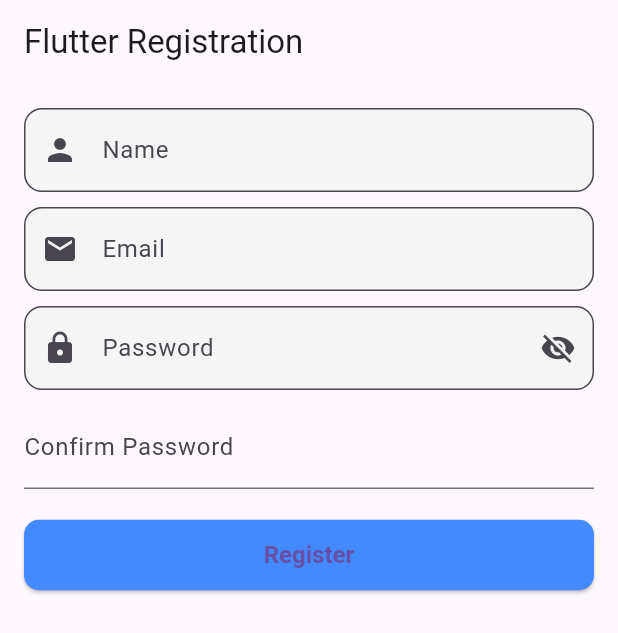
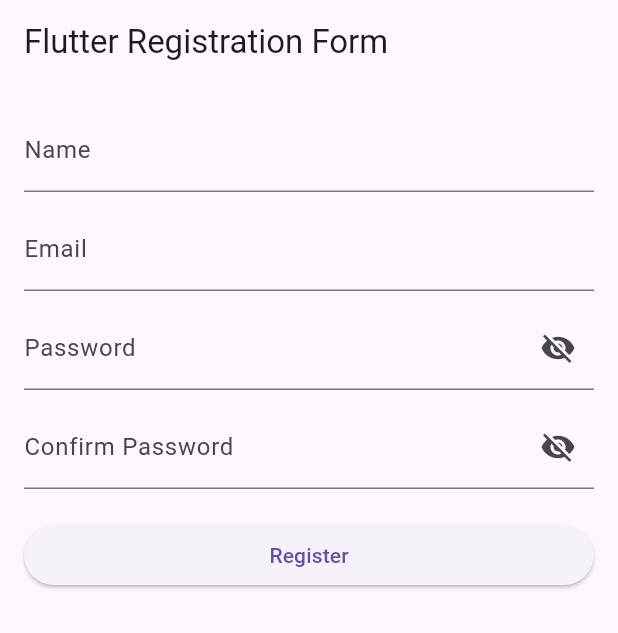
Before and after one commit to w3villa-pushkar-gupta/futter-registration, a Flutter app: the screen it shows after launch, on a phone screen of 412 x 824 dp. Shown: the top 633 px of the screen. Run offline on Flutter 3.47's test engine with Material 3 defaults, Android fonts, the phone set to English and light mode, and no system bars.

Commit message:
password on off update

```diff
--- a/lib/main.dart
+++ b/lib/main.dart
@@ -89,7 +89,7 @@ class _RegistrationPageState extends State<RegistrationPage> {
   @override
   Widget build(BuildContext context) {
     return Scaffold(
-      appBar: AppBar(title: Text('Flutter Registration')),
+      appBar: AppBar(title: Text('Flutter Registration Form')),
       body: Padding(
         padding: const EdgeInsets.all(16.0),
         child: Form(
@@ -98,39 +98,20 @@ class _RegistrationPageState extends State<RegistrationPage> {
             children: [
               TextFormField(
                 controller: _nameController,
-                decoration: InputDecoration(
-                  prefixIcon: Icon(Icons.person),
-                  labelText: 'Name',
-                  filled: true,
-                  fillColor: Colors.grey[100],
-                  border: OutlineInputBorder(
-                      borderRadius: BorderRadius.circular(12)),
-                ),
+                decoration: InputDecoration(labelText: 'Name'),
                 validator: _validateName,
               ),
               SizedBox(height: 10),
               TextFormField(
                 controller: _emailController,
-                decoration: InputDecoration(
-                  prefixIcon: Icon(Icons.email),
-                  labelText: 'Email',
-                  filled: true,
-                  fillColor: Colors.grey[100],
-                  border: OutlineInputBorder(
-                      borderRadius: BorderRadius.circular(12)),
-                ),
+                decoration: InputDecoration(labelText: 'Email'),
                 validator: _validateEmail,
               ),
               SizedBox(height: 10),
               TextFormField(
                 controller: _passwordController,
                 decoration: InputDecoration(
-                  prefixIcon: Icon(Icons.lock),
                   labelText: 'Password',
-                  filled: true,
-                  fillColor: Colors.grey[100],
-                  border: OutlineInputBorder(
-                      borderRadius: BorderRadius.circular(12)),
                   suffixIcon: IconButton(
                     icon: Icon(
                       _obscurePassword
@@ -150,21 +131,27 @@ class _RegistrationPageState extends State<RegistrationPage> {
               SizedBox(height: 10),
               TextFormField(
                 controller: _confirmPasswordController,
-                decoration: InputDecoration(labelText: 'Confirm Password'),
-                obscureText: true,
+                decoration: InputDecoration(
+                  labelText: 'Confirm Password',
+                  suffixIcon: IconButton(
+                    icon: Icon(
+                      _obscureConfirmPassword
+                          ? Icons.visibility_off
+                          : Icons.visibility,
+                    ),
+                    onPressed: () {
+                      setState(() {
+                        _obscureConfirmPassword = !_obscureConfirmPassword;
+                      });
+                    },
+                  ),
+                ),
+                obscureText: _obscureConfirmPassword,
                 validator: _validateConfirmPassword,
               ),
               SizedBox(height: 20),
               ElevatedButton(
                 onPressed: _submitForm,
-                style: ElevatedButton.styleFrom(
-                  backgroundColor: Colors.blueAccent,
-                  shape: RoundedRectangleBorder(
-                      borderRadius: BorderRadius.circular(10)),
-                  padding: EdgeInsets.symmetric(vertical: 14),
-                  textStyle:
-                      TextStyle(fontSize: 16, fontWeight: FontWeight.bold),
-                ),
                 child: Text('Register'),
               ),
             ],
```
